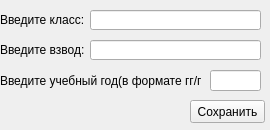
Before: the Qt Designer form UIs/register.ui in I7PoCTo-KoDeP/LyceumProject, drawn with Qt 5.
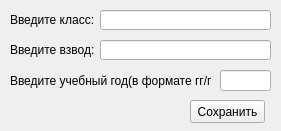
After: the same form once the commit is applied.

What changed in the file:
```diff
--- a/UIs/register.ui
+++ b/UIs/register.ui
@@ -6,8 +6,8 @@
    <rect>
     <x>0</x>
     <y>0</y>
-    <width>270</width>
-    <height>130</height>
+    <width>281</width>
+    <height>131</height>
    </rect>
   </property>
   <property name="windowTitle">
@@ -16,7 +16,7 @@
   <widget class="QLineEdit" name="platoon_edit">
    <property name="geometry">
     <rect>
-     <x>90</x>
+     <x>100</x>
      <y>40</y>
      <width>171</width>
      <height>20</height>
@@ -26,7 +26,7 @@
   <widget class="QLabel" name="label">
    <property name="geometry">
     <rect>
-     <x>0</x>
+     <x>10</x>
      <y>10</y>
      <width>91</width>
      <height>20</height>
@@ -39,7 +39,7 @@
   <widget class="QLabel" name="label_2">
    <property name="geometry">
     <rect>
-     <x>0</x>
+     <x>10</x>
      <y>40</y>
      <width>91</width>
      <height>20</height>
@@ -65,7 +65,7 @@
   <widget class="QLineEdit" name="class_edit">
    <property name="geometry">
     <rect>
-     <x>90</x>
+     <x>100</x>
      <y>10</y>
      <width>171</width>
      <height>20</height>
@@ -75,7 +75,7 @@
   <widget class="QLineEdit" name="edu_year_edit">
    <property name="geometry">
     <rect>
-     <x>210</x>
+     <x>220</x>
      <y>70</y>
      <width>51</width>
      <height>21</height>
@@ -85,7 +85,7 @@
   <widget class="QLabel" name="label_3">
    <property name="geometry">
     <rect>
-     <x>0</x>
+     <x>10</x>
      <y>70</y>
      <width>201</width>
      <height>21</height>
```
